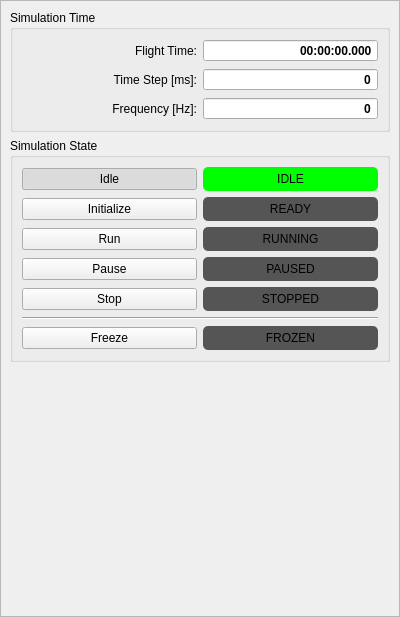
marek-cel/mscsim-cc0, file src/gui/DockWidgetMain.ui: the form before one commit.
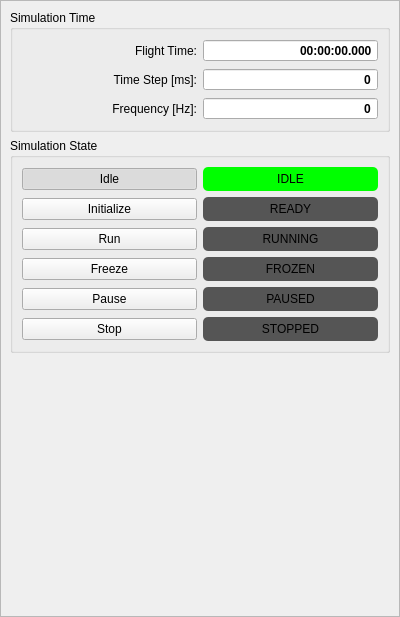
The form after the commit.

Commit message: piston engine modified, propeller induced velocity, propeller governor, compressor model removed, Cessna 172 engine tuning, P-51 engine and propeller tuning, dynamics freeze as state, recording and replaying, new macros, Table and Table2D deleting arrays fix, overlay shadow

Patch:
```diff
--- a/src/gui/DockWidgetMain.ui
+++ b/src/gui/DockWidgetMain.ui
@@ -51,39 +51,17 @@
            <string>Simulation State</string>
           </property>
           <layout class="QGridLayout" name="gridLayout">
-           <item row="6" column="1">
-            <widget class="QPushButton" name="buttonStateFrozen">
-             <property name="enabled">
-              <bool>false</bool>
-             </property>
-             <property name="styleSheet">
-              <string notr="true">QPushButton:disabled 
-{
-	padding: 5px;
-	background-color: #555;
-	border-radius: 5px;
-	color: #000;
-}
-
-QPushButton:disabled:pressed
-{
-	background-color: #ff0;
-}
-
-QPushButton:disabled:checked 
-{
-	background-color: #0f0;
-}</string>
-             </property>
+           <item row="3" column="0">
+            <widget class="QPushButton" name="buttonStateInpFreeze">
              <property name="text">
-              <string>FROZEN</string>
+              <string>Freeze</string>
              </property>
              <property name="checkable">
               <bool>true</bool>
              </property>
             </widget>
            </item>
-           <item row="4" column="0">
+           <item row="6" column="0">
             <widget class="QPushButton" name="buttonStateInpStop">
              <property name="text">
               <string>Stop</string>
@@ -137,7 +115,7 @@
              </attribute>
             </widget>
            </item>
-           <item row="4" column="1">
+           <item row="6" column="1">
             <widget class="QPushButton" name="buttonStateOutStopped">
              <property name="enabled">
               <bool>false</bool>
@@ -188,7 +166,7 @@
              </attribute>
             </widget>
            </item>
-           <item row="3" column="0">
+           <item row="4" column="0">
             <widget class="QPushButton" name="buttonStateInpPause">
              <property name="text">
               <string>Pause</string>
@@ -201,16 +179,6 @@
              </attribute>
             </widget>
            </item>
-           <item row="6" column="0">
-            <widget class="QPushButton" name="buttonStateFreeze">
-             <property name="text">
-              <string>Freeze</string>
-             </property>
-             <property name="checkable">
-              <bool>true</bool>
-             </property>
-            </widget>
-           </item>
            <item row="2" column="1">
             <widget class="QPushButton" name="buttonStateOutWorking">
              <property name="enabled">
@@ -278,7 +246,7 @@
              </attribute>
             </widget>
            </item>
-           <item row="3" column="1">
+           <item row="4" column="1">
             <widget class="QPushButton" name="buttonStateOutPaused">
              <property name="enabled">
               <bool>false</bool>
@@ -357,11 +325,39 @@
              </attribute>
             </widget>
            </item>
-           <item row="5" column="0" colspan="2">
-            <widget class="Line" name="line">
-             <property name="orientation">
-              <enum>Qt::Horizontal</enum>
+           <item row="3" column="1">
+            <widget class="QPushButton" name="buttonStateOutFrozen">
+             <property name="enabled">
+              <bool>false</bool>
              </property>
+             <property name="styleSheet">
+              <string notr="true">QPushButton:disabled 
+{
+	padding: 5px;
+	background-color: #555;
+	border-radius: 5px;
+	color: #000;
+}
+
+QPushButton:disabled:pressed
+{
+	background-color: #ff0;
+}
+
+QPushButton:disabled:checked 
+{
+	background-color: #0f0;
+}</string>
+             </property>
+             <property name="text">
+              <string>FROZEN</string>
+             </property>
+             <property name="checkable">
+              <bool>true</bool>
+             </property>
+             <attribute name="buttonGroup">
+              <string notr="true">buttonGroupStateOut</string>
+             </attribute>
             </widget>
            </item>
           </layout>
```
Left out of the diff: 5 changed lines with no effect on the pictures. The commit also changes 132 other files.
